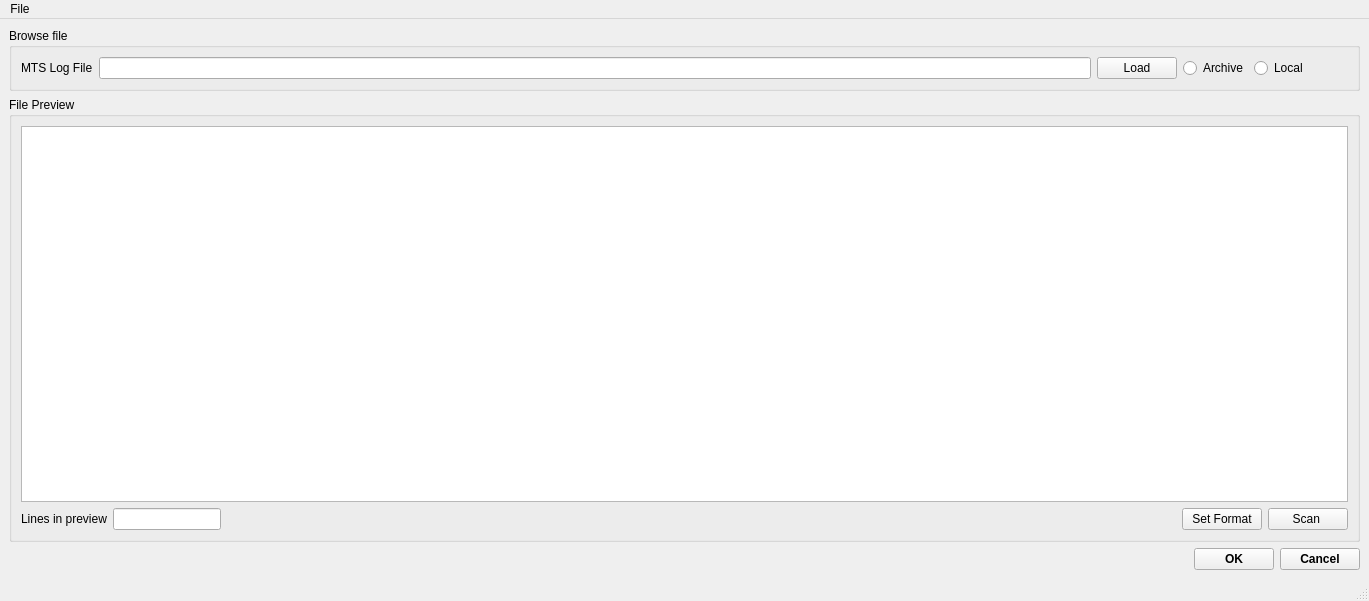
Qt form src/interface/gui/ui_loadVulcanMTSLogFile.ui (neutrons/PyVDrive) before a commit.
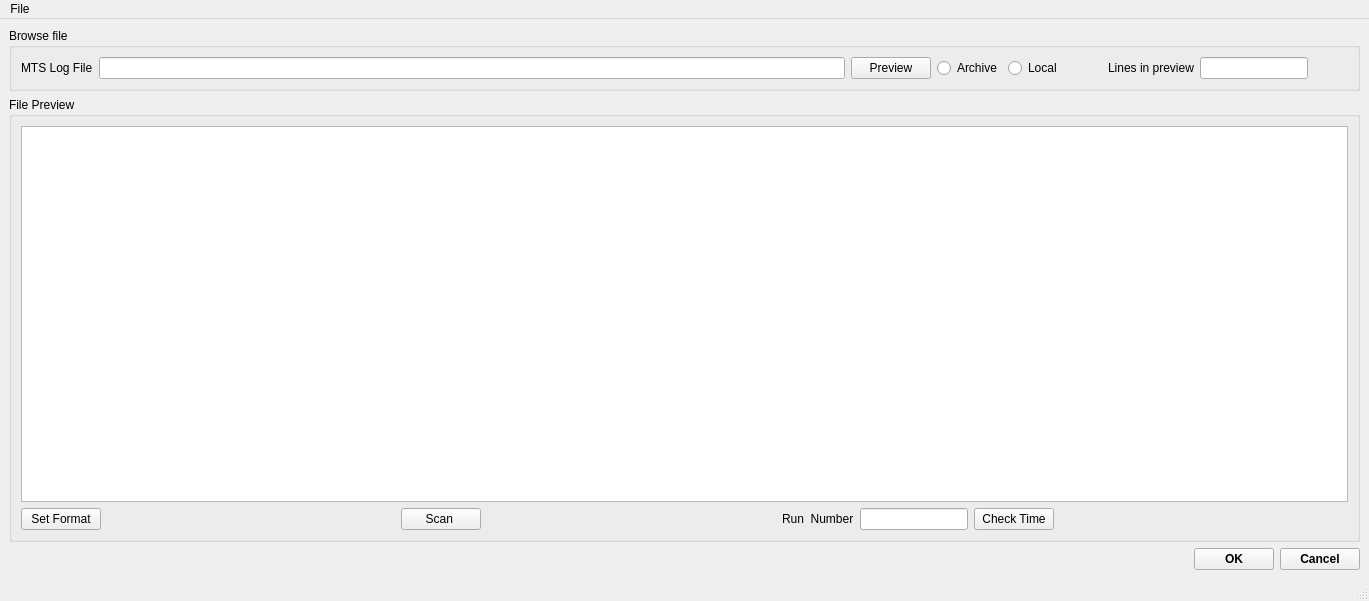
The same form after that commit. Custom widgets are drawn as their Qt base class.

Commit message: Refs #48. Modified the MTS log loading GUI.

What changed in the file:
```diff
--- a/src/interface/gui/ui_loadVulcanMTSLogFile.ui
+++ b/src/interface/gui/ui_loadVulcanMTSLogFile.ui
@@ -28,16 +28,22 @@
         <widget class="MTSFormatTable" name="tableWidget_preview"/>
        </item>
        <item row="1" column="0">
-        <layout class="QHBoxLayout" name="horizontalLayout_2">
-         <item>
-          <widget class="QLabel" name="label_2">
-           <property name="text">
-            <string>Lines in preview</string>
+        <layout class="QGridLayout" name="gridLayout_4">
+         <item row="0" column="3">
+          <spacer name="horizontalSpacer_5">
+           <property name="orientation">
+            <enum>Qt::Horizontal</enum>
            </property>
-          </widget>
+           <property name="sizeHint" stdset="0">
+            <size>
+             <width>40</width>
+             <height>20</height>
+            </size>
+           </property>
+          </spacer>
          </item>
-         <item>
-          <widget class="QLineEdit" name="lineEdit_numRowsInPreview">
+         <item row="0" column="5">
+          <widget class="QLineEdit" name="lineEdit_runNumber">
            <property name="sizePolicy">
             <sizepolicy hsizetype="Preferred" vsizetype="Fixed">
              <horstretch>0</horstretch>
@@ -46,7 +52,14 @@
            </property>
           </widget>
          </item>
-         <item>
+         <item row="0" column="4">
+          <widget class="QLabel" name="label_3">
+           <property name="text">
+            <string>Run  Number</string>
+           </property>
+          </widget>
+         </item>
+         <item row="0" column="7">
           <spacer name="horizontalSpacer_2">
            <property name="orientation">
             <enum>Qt::Horizontal</enum>
@@ -59,14 +72,14 @@
            </property>
           </spacer>
          </item>
-         <item>
-          <widget class="QPushButton" name="pushButton_formatSet">
+         <item row="0" column="6">
+          <widget class="QPushButton" name="pushButton_checkTime">
            <property name="text">
-            <string>Set Format</string>
+            <string>Check Time</string>
            </property>
           </widget>
          </item>
-         <item>
+         <item row="0" column="2">
           <widget class="QPushButton" name="pushButton_scanInfo">
            <property name="toolTip">
             <string>&lt;html&gt;&lt;head/&gt;&lt;body&gt;&lt;p&gt;Scan the file for summary&lt;/p&gt;&lt;/body&gt;&lt;/html&gt;</string>
@@ -76,6 +89,26 @@
            </property>
           </widget>
          </item>
+         <item row="0" column="0">
+          <widget class="QPushButton" name="pushButton_formatSet">
+           <property name="text">
+            <string>Set Format</string>
+           </property>
+          </widget>
+         </item>
+         <item row="0" column="1">
+          <spacer name="horizontalSpacer_6">
+           <property name="orientation">
+            <enum>Qt::Horizontal</enum>
+           </property>
+           <property name="sizeHint" stdset="0">
+            <size>
+             <width>40</width>
+             <height>20</height>
+            </size>
+           </property>
+          </spacer>
+         </item>
         </layout>
        </item>
       </layout>
@@ -87,8 +120,21 @@
        <string>Browse file</string>
       </property>
       <layout class="QGridLayout" name="gridLayout_2">
-       <item row="0" column="1">
-        <widget class="QLineEdit" name="lineEdit_mtsFileName"/>
+       <item row="0" column="5">
+        <spacer name="horizontalSpacer_4">
+         <property name="orientation">
+          <enum>Qt::Horizontal</enum>
+         </property>
+         <property name="sizeType">
+          <enum>QSizePolicy::Preferred</enum>
+         </property>
+         <property name="sizeHint" stdset="0">
+          <size>
+           <width>40</width>
+           <height>20</height>
+          </size>
+         </property>
+        </spacer>
        </item>
        <item row="0" column="4">
         <widget class="QRadioButton" name="radioButton_browseLocal">
@@ -97,6 +143,36 @@
          </property>
         </widget>
        </item>
+       <item row="0" column="3">
+        <widget class="QRadioButton" name="radioButton_browseArchive">
+         <property name="text">
+          <string>Archive</string>
+         </property>
+        </widget>
+       </item>
+       <item row="0" column="10">
+        <spacer name="horizontalSpacer_3">
+         <property name="orientation">
+          <enum>Qt::Horizontal</enum>
+         </property>
+         <property name="sizeType">
+          <enum>QSizePolicy::Preferred</enum>
+         </property>
+         <property name="sizeHint" stdset="0">
+          <size>
+           <width>40</width>
+           <height>20</height>
+          </size>
+         </property>
+        </spacer>
+       </item>
+       <item row="0" column="6">
+        <widget class="QLabel" name="label_2">
+         <property name="text">
+          <string>Lines in preview</string>
+         </property>
+        </widget>
+       </item>
        <item row="0" column="0">
         <widget class="QLabel" name="label">
          <property name="text">
@@ -110,32 +186,22 @@
           <string>&lt;html&gt;&lt;head/&gt;&lt;body&gt;&lt;p&gt;Browse file and load&lt;/p&gt;&lt;/body&gt;&lt;/html&gt;</string>
          </property>
          <property name="text">
-          <string>Load</string>
+          <string>Preview</string>
          </property>
         </widget>
        </item>
-       <item row="0" column="3">
-        <widget class="QRadioButton" name="radioButton_browseArchive">
-         <property name="text">
-          <string>Archive</string>
-         </property>
-        </widget>
+       <item row="0" column="1">
+        <widget class="QLineEdit" name="lineEdit_mtsFileName"/>
        </item>
-       <item row="0" column="5">
-        <spacer name="horizontalSpacer_3">
-         <property name="orientation">
-          <enum>Qt::Horizontal</enum>
+       <item row="0" column="7">
+        <widget class="QLineEdit" name="lineEdit_numRowsInPreview">
+         <property name="sizePolicy">
+          <sizepolicy hsizetype="Preferred" vsizetype="Fixed">
+           <horstretch>0</horstretch>
+           <verstretch>0</verstretch>
+          </sizepolicy>
          </property>
-         <property name="sizeType">
-          <enum>QSizePolicy::Preferred</enum>
-         </property>
-         <property name="sizeHint" stdset="0">
-          <size>
-           <width>40</width>
-           <height>20</height>
-          </size>
-         </property>
-        </spacer>
+        </widget>
        </item>
       </layout>
      </widget>
@@ -191,7 +257,7 @@
      <x>0</x>
      <y>0</y>
      <width>1369</width>
-     <height>25</height>
+     <height>22</height>
     </rect>
    </property>
    <widget class="QMenu" name="menuFile">
```
The commit also changes 3 other files.
